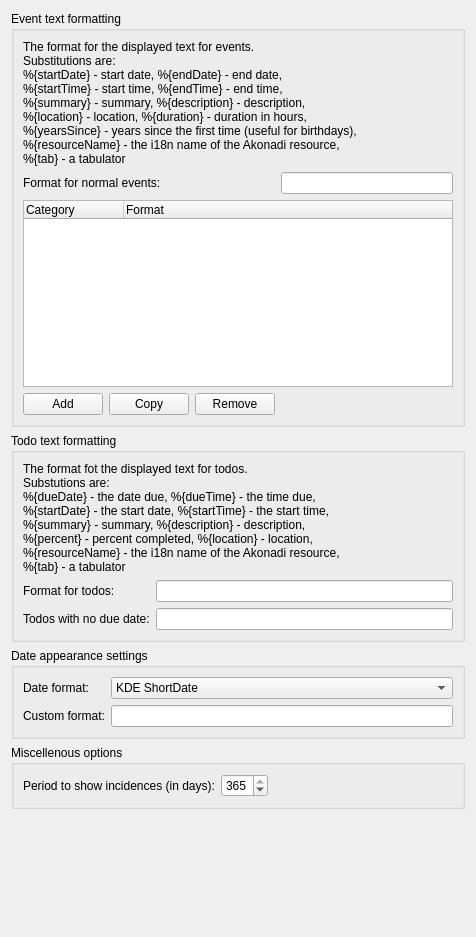
The window that src/applet/eventappletformatconfig.ui (KDE/plasmoid-eventlist) describes before a commit, drawn with Qt 5.
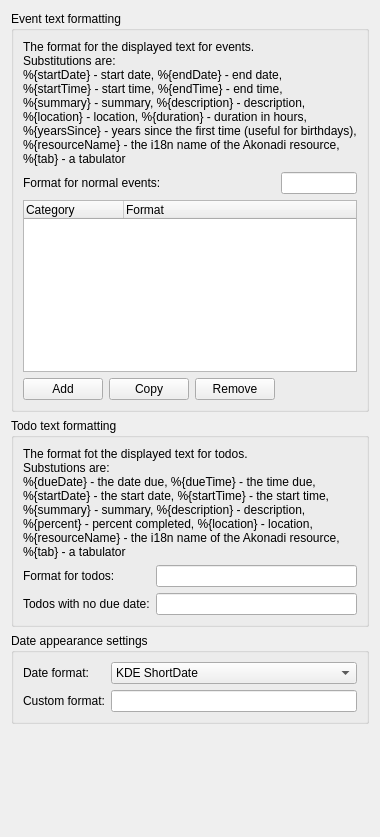
The same window after the commit. Custom widgets are drawn as their Qt base class.

The edit to the form file:
```diff
--- a/src/applet/eventappletformatconfig.ui
+++ b/src/applet/eventappletformatconfig.ui
@@ -6,8 +6,8 @@
    <rect>
     <x>0</x>
     <y>0</y>
-    <width>476</width>
-    <height>937</height>
+    <width>363</width>
+    <height>837</height>
    </rect>
   </property>
   <property name="windowTitle">
@@ -211,51 +211,6 @@
      </layout>
     </widget>
    </item>
-   <item>
-    <widget class="QGroupBox" name="groupBox_3">
-     <property name="title">
-      <string>Miscellenous options</string>
-     </property>
-     <layout class="QHBoxLayout" name="horizontalLayout">
-      <item>
-       <widget class="QLabel" name="label_6">
-        <property name="text">
-         <string>Period to show incidences (in days):</string>
-        </property>
-       </widget>
-      </item>
-      <item>
-       <widget class="KIntSpinBox" name="periodBox">
-        <property name="toolTip">
-         <string>The time frame to show incidences.</string>
-        </property>
-        <property name="minimum">
-         <number>1</number>
-        </property>
-        <property name="maximum">
-         <number>365</number>
-        </property>
-        <property name="value">
-         <number>365</number>
-        </property>
-       </widget>
-      </item>
-      <item>
-       <spacer name="horizontalSpacer">
-        <property name="orientation">
-         <enum>Qt::Horizontal</enum>
-        </property>
-        <property name="sizeHint" stdset="0">
-         <size>
-          <width>113</width>
-          <height>20</height>
-         </size>
-        </property>
-       </spacer>
-      </item>
-     </layout>
-    </widget>
-   </item>
    <item>
     <spacer name="verticalSpacer">
      <property name="orientation">
@@ -272,11 +227,6 @@
   </layout>
  </widget>
  <customwidgets>
-  <customwidget>
-   <class>KIntSpinBox</class>
-   <extends>QSpinBox</extends>
-   <header>knuminput.h</header>
-  </customwidget>
   <customwidget>
    <class>KLineEdit</class>
    <extends>QLineEdit</extends>
```
Left out of the diff: 33 changed lines with no effect on the pictures.
